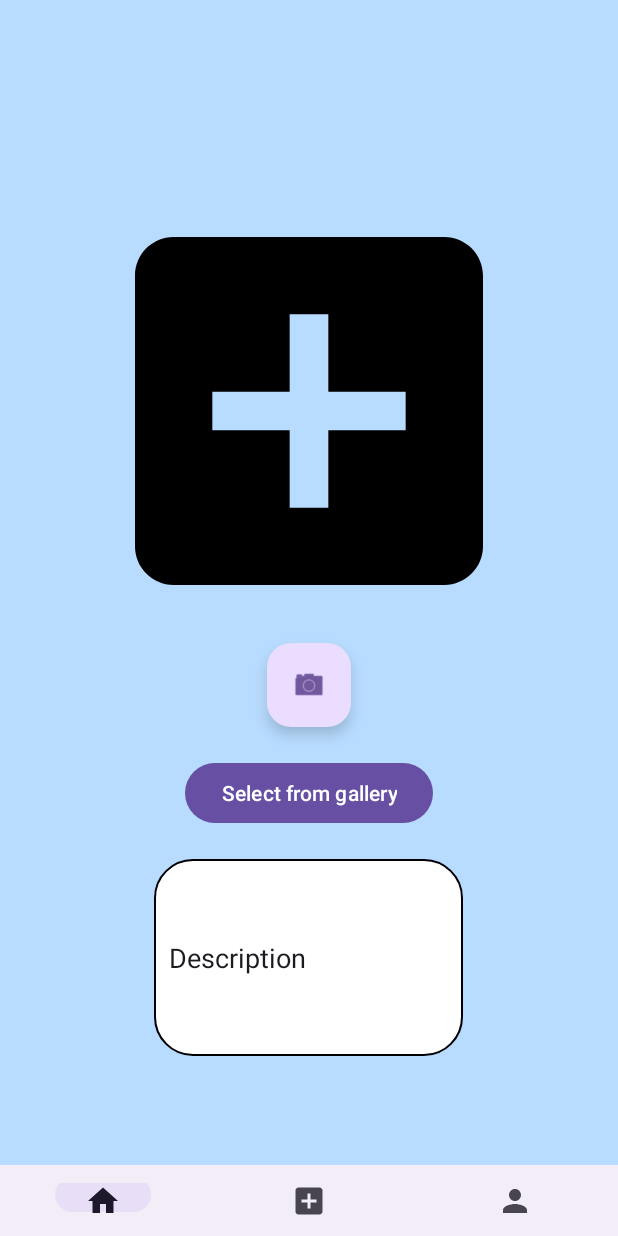
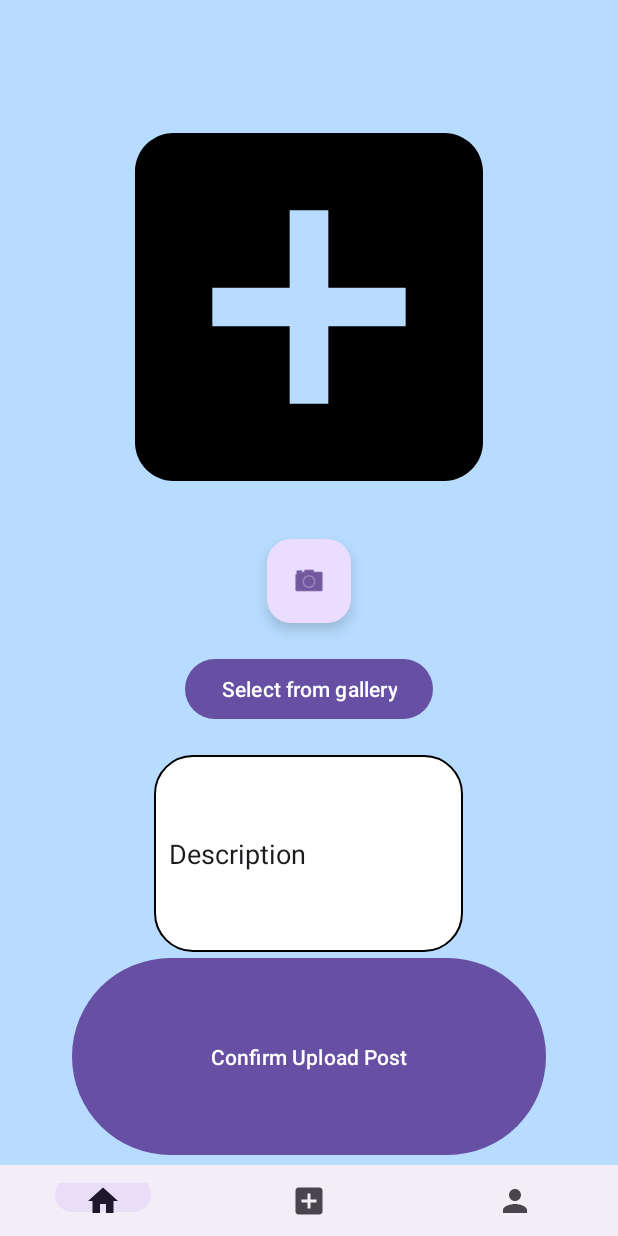
Before and after one commit to ChenDahan13/PlantDetect, an Android app: the layout activity_new_post.xml on its own in the app's theme, with its tools: preview values and no code run, on a phone screen of 412 x 824 dp. Run offline under Robolectric (Android 15) with nearby library versions, the phone set to English and light mode, and no system bars.

Commit message:
need todo uploading stuff databasemanagment verification of upload post creating post

```diff
--- a/app/src/main/res/layout/activity_new_post.xml
+++ b/app/src/main/res/layout/activity_new_post.xml
@@ -9,12 +9,15 @@
 
     <LinearLayout
         android:layout_width="wrap_content"
-        android:layout_height="wrap_content"
+        android:layout_height="match_parent"
         android:orientation="vertical"
-        android:layout_gravity="center">
+        android:layout_gravity="center"
+        android:layout_marginTop="50dp"
+        android:layout_marginBottom="50dp">
+
 
         <ImageView
-            android:id="@+id/imageView"
+            android:id="@+id/image1view"
             android:layout_width="316dp"
             android:layout_height="309dp"
             app:layout_constraintBottom_toTopOf="@+id/button_gallery"
@@ -49,7 +52,7 @@
             tools:layout_editor_absoluteX="121dp" />
 
         <EditText
-            android:id="@+id/editTextText"
+            android:id="@+id/textBox1"
             android:layout_width="206dp"
             android:layout_height="131dp"
             android:ems="10"
@@ -62,7 +65,14 @@
             app:layout_constraintVertical_bias="0.988"
             tools:layout_editor_absoluteX="102dp" />
 
-    </LinearLayout>
+        <Button
+            android:layout_width="match_parent"
+            android:layout_height="match_parent"
+            android:text="Confirm Upload Post"
+            android:id="@+id/confirm_button"
+            />
+
+        </LinearLayout>
 
     <com.google.android.material.bottomnavigation.BottomNavigationView
         android:id="@+id/bottom_navigation"
--- a/app/src/main/res/layout/list_item.xml
+++ b/app/src/main/res/layout/list_item.xml
@@ -18,7 +18,7 @@
                 android:layout_width="80dp"
                 android:layout_height="80dp"
                 android:layout_marginStart="20dp"
-                android:src="@drawable/Toad_3D_Land"
+                android:src="@drawable/toad_mushroom"
                 />
 
             <LinearLayout
```
Also changed, not shown: app/src/main/java/com/example/shroomer/Comment.kt (+14 -1 lines), app/src/main/java/com/example/shroomer/HomePageAmateur.kt (+36 -7 lines), app/src/main/java/com/example/shroomer/Post.kt (+10 -2 lines), app/src/main/java/com/example/shroomer/PostUploadPage.kt (+82 -5 lines), app/src/main/res/layout/activity_home_page_amateur.xml (+15 -3 lines), app/src/main/res/drawable/toad_mushroom.png (renamed from app/src/main/res/drawable/Toad_3D_Land.png).
